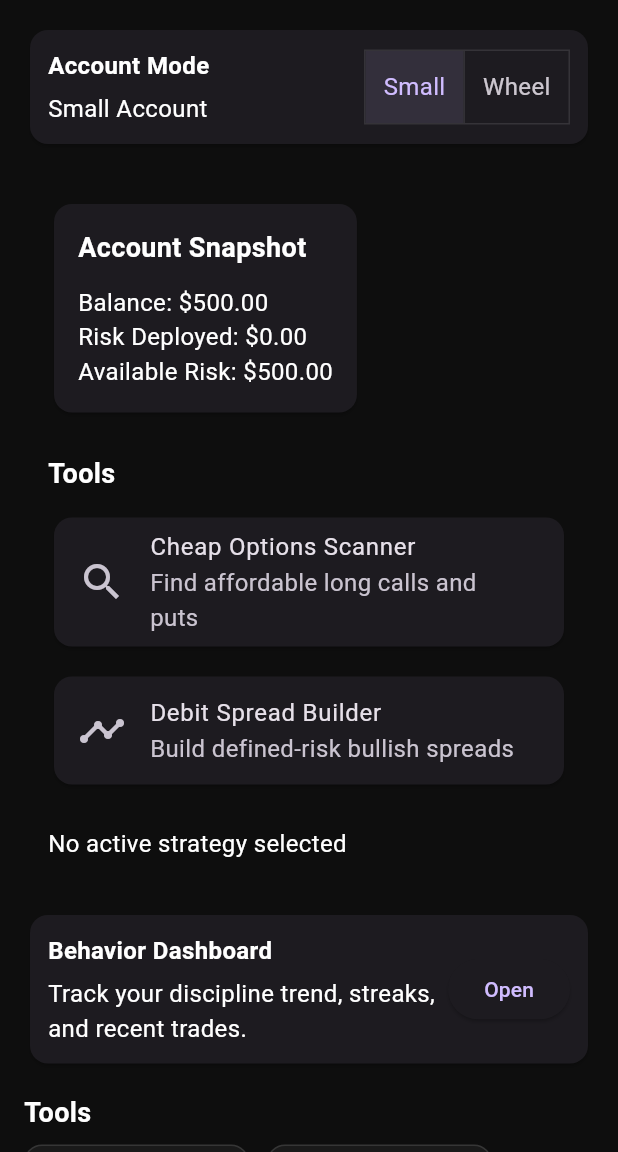
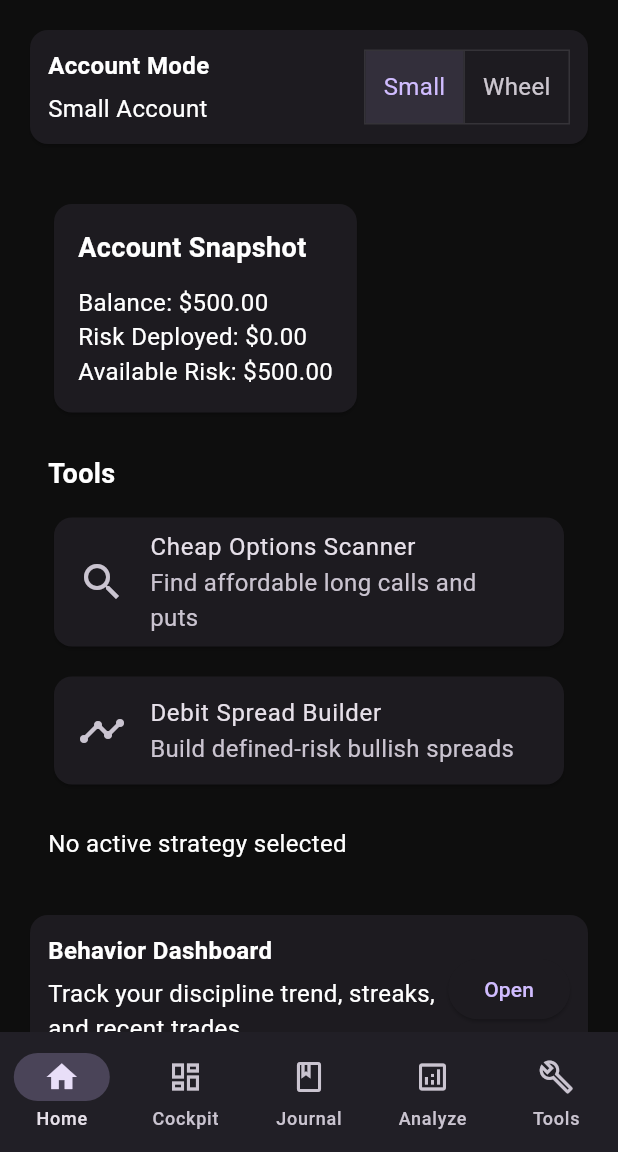
Before and after one commit to tbmobb813/RiskForm, a Flutter app: the screen it shows after launch, on a phone screen of 412 x 824 dp, the part 84-1236 px from its top. Run offline on Flutter 3.47's test engine with Material 3 defaults, Android fonts, the phone set to English and light mode, and no system bars; our stand-ins replace cloud_firestore, cloud_functions, csv, equatable, file_picker, firebase_auth and 5 more; accounts and stored records are empty.

Commit message:
feat(phase-1): Add persistent bottom NavigationBar + NavigationRail
Replaces the flat GoRouter list with StatefulShellRoute.indexedStack
giving each tab its own independent navigator with state preservation.
Adds AppShell with adaptive layout: NavigationBar on phone (<600px),
NavigationRail on tablet/web (>=600px).

Five navigation branches:
  0 · Home     → /            (DashboardScreen)
  1 · Cockpit  → /cockpit     (SmallAccountCockpitScreen)
                 /behavior, /small_account/* routes
  2 · Journal  → /journal     (JournalScreen)
                 journal/firestore, journal/attach_screenshot
  3 · Analyze  → /signals     (SignalEngineScreen, default)
                 /best-opps, /cloud/* backtest routes
  4 · Tools    → /planner     (StrategySelectorScreen, default)
                 trade-planner → payoff → risk-summary → save-plan
                 /import

Double-tapping a nav item pops to the branch root via goBranch
with initialLocation: true. NavigationRail uses the same destination
list as NavigationBar via a shared _NavDest record class. All existing
named routes preserved — zero call-site changes needed.

Co-Authored-By: Claude Sonnet 4.6 <noreply@anthropic.com>

```diff
--- a/lib/routing/app_router.dart
+++ b/lib/routing/app_router.dart
@@ -1,41 +1,229 @@
-import 'package:go_router/go_router.dart';
 import 'package:flutter/material.dart';
 import 'package:flutter_riverpod/flutter_riverpod.dart';
-import '../screens/signals/signal_engine_screen.dart';
+import 'package:go_router/go_router.dart';
+
+import '../behavior/behavior_dashboard_screen.dart';
+import '../journal/journal_list_screen.dart';
+import '../models/signal_planner_preset.dart';
+import '../screens/backtest/cloud_backtest_history_screen.dart';
+import '../screens/backtest/cloud_backtest_result_screen.dart';
+import '../screens/backtest/cloud_job_status_screen.dart';
 import '../screens/best_opps/best_opps_screen.dart';
+import '../screens/cockpit/debug/cockpit_debug_screen.dart';
+import '../screens/cockpit/small_account_cockpit_screen.dart';
+import '../screens/dashboard/dashboard_screen.dart';
 import '../screens/import/import_screen.dart';
-import '../models/signal_planner_preset.dart';
-import 'package:riskform/strategy_cockpit/strategies/small_account/services/cheap_options_scanner.dart';
-import 'package:riskform/strategy_cockpit/strategies/small_account/services/default_options_chain_service.dart';
-import 'package:riskform/strategy_cockpit/strategies/small_account/screens/scanner_screen.dart';
-import 'package:riskform/strategy_cockpit/strategies/small_account/screens/small_account_dashboard.dart';
-import 'package:riskform/strategy_cockpit/strategies/small_account/screens/strategy_dashboard_screen.dart';
-import '../screens/dashboard/dashboard_screen.dart';
-import '../screens/planner/strategy_selector/strategy_selector_screen.dart';
-import '../screens/planner/trade_planner/trade_planner_screen.dart';
+import '../screens/journal/attach_screenshot_screen.dart';
+import '../screens/journal/journal_screen.dart';
 import '../screens/planner/payoff/payoff_screen.dart';
 import '../screens/planner/risk_summary/risk_summary_screen.dart';
 import '../screens/planner/save_plan/save_plan_screen.dart';
-import '../screens/journal/journal_screen.dart';
-import '../journal/journal_list_screen.dart';
-import '../screens/backtest/cloud_job_status_screen.dart';
-import '../screens/backtest/cloud_backtest_result_screen.dart';
-import '../screens/backtest/cloud_backtest_history_screen.dart';
-import '../behavior/behavior_dashboard_screen.dart';
+import '../screens/planner/strategy_selector/strategy_selector_screen.dart';
+import '../screens/planner/trade_planner/trade_planner_screen.dart';
+import '../screens/signals/signal_engine_screen.dart';
+import 'app_shell.dart';
+import 'package:riskform/strategy_cockpit/strategies/small_account/screens/diagonal_builder_screen.dart';
+import 'package:riskform/strategy_cockpit/strategies/small_account/screens/scanner_screen.dart';
+import 'package:riskform/strategy_cockpit/strategies/small_account/screens/small_account_dashboard.dart';
 import 'package:riskform/strategy_cockpit/strategies/small_account/screens/spread_builder_screen.dart';
-import 'package:riskform/strategy_cockpit/strategies/small_account/screens/diagonal_builder_screen.dart';
-import '../screens/journal/attach_screenshot_screen.dart';
-import '../screens/cockpit/small_account_cockpit_screen.dart';
-import '../screens/cockpit/debug/cockpit_debug_screen.dart';
+import 'package:riskform/strategy_cockpit/strategies/small_account/screens/strategy_dashboard_screen.dart';
+import 'package:riskform/strategy_cockpit/strategies/small_account/services/cheap_options_scanner.dart';
+import 'package:riskform/strategy_cockpit/strategies/small_account/services/default_options_chain_service.dart';
 
 final GoRouter appRouter = GoRouter(
   initialLocation: '/',
+  routes: [
+    StatefulShellRoute.indexedStack(
+      builder: (context, state, shell) => AppShell(shell: shell),
+      branches: [
+        // ── Branch 0 · Home ───────────────────────────────────────────────
+        StatefulShellBranch(
           routes: [
             GoRoute(
               path: '/',
               name: 'dashboard',
               builder: (context, state) => const DashboardScreen(),
             ),
+          ],
+        ),
+
+        // ── Branch 1 · Cockpit ────────────────────────────────────────────
+        StatefulShellBranch(
+          initialLocation: '/cockpit',
+          routes: [
+            GoRoute(
+              path: '/cockpit',
+              name: 'cockpit',
+              builder: (context, state) => const SmallAccountCockpitScreen(),
+              routes: [
+                GoRoute(
+                  path: 'debug',
+                  name: 'cockpit_debug',
+                  builder: (context, state) => const CockpitDebugScreen(),
+                ),
+              ],
+            ),
+            GoRoute(
+              path: '/behavior',
+              name: 'behavior',
+              builder: (context, state) => const BehaviorDashboardScreen(),
+            ),
+            GoRoute(
+              path: '/small_account',
+              name: 'small_account_root',
+              builder: (context, state) => const SmallAccountDashboard(),
+            ),
+            GoRoute(
+              path: '/small_account/dashboard',
+              name: 'small_account_dashboard',
+              builder: (context, state) => const SmallAccountDashboard(),
+            ),
+            GoRoute(
+              path: '/small_account/strategy_dashboard',
+              name: 'small_account_strategy_dashboard',
+              builder: (context, state) => const StrategyDashboardScreen(),
+            ),
+            GoRoute(
+              path: '/small_account/scanner',
+              name: 'small_account_scanner_root',
+              builder: (context, state) => Scaffold(
+                appBar: AppBar(title: const Text('Scanner')),
+                body: const Center(
+                  child: Padding(
+                    padding: EdgeInsets.all(24),
+                    child: Text(
+                      'Open the scanner from the Small Account Dashboard.',
+                    ),
+                  ),
+                ),
+              ),
+            ),
+            GoRoute(
+              path: '/small_account/scanner/:ticker',
+              name: 'small_account_scanner',
+              builder: (context, state) {
+                final ticker = state.pathParameters['ticker']!;
+                final svc = state.extra is OptionsChainService
+                    ? state.extra as OptionsChainService
+                    : ProviderScope.containerOf(
+                        context,
+                      ).read(defaultOptionsChainServiceProvider);
+                return ScannerScreen(chainService: svc, ticker: ticker);
+              },
+            ),
+            GoRoute(
+              path: '/small_account/spread_builder',
+              name: 'small_account_spread_builder_root',
+              builder: (context, state) => Scaffold(
+                appBar: AppBar(title: const Text('Spread Builder')),
+                body: const Center(
+                  child: Padding(
+                    padding: EdgeInsets.all(24),
+                    child: Text(
+                      'Open the spread builder from the Small Account Dashboard.',
+                    ),
+                  ),
+                ),
+              ),
+            ),
+            GoRoute(
+              path: '/small_account/spread_builder/:ticker',
+              name: 'small_account_spread_builder',
+              builder: (context, state) {
+                final ticker = state.pathParameters['ticker']!;
+                final svc = state.extra is OptionsChainService
+                    ? state.extra as OptionsChainService
+                    : ProviderScope.containerOf(
+                        context,
+                      ).read(defaultOptionsChainServiceProvider);
+                return SpreadBuilderScreen(chainService: svc, ticker: ticker);
+              },
+            ),
+            GoRoute(
+              path: '/small_account/diagonal_builder/:ticker',
+              name: 'small_account_diagonal_builder',
+              builder: (context, state) {
+                final ticker = state.pathParameters['ticker']!;
+                final svc = state.extra is OptionsChainService
+                    ? state.extra as OptionsChainService
+                    : ProviderScope.containerOf(
+                        context,
+                      ).read(defaultOptionsChainServiceProvider);
+                return DiagonalBuilderScreen(chainService: svc, ticker: ticker);
+              },
+            ),
+          ],
+        ),
+
+        // ── Branch 2 · Journal ────────────────────────────────────────────
+        StatefulShellBranch(
+          initialLocation: '/journal',
+          routes: [
+            GoRoute(
+              path: '/journal',
+              name: 'journal',
+              builder: (context, state) => const JournalScreen(),
+              routes: [
+                GoRoute(
+                  path: 'firestore',
+                  name: 'journalFirestore',
+                  builder: (context, state) => const JournalListScreen(),
+                ),
+                GoRoute(
+                  path: 'attach_screenshot',
+                  name: 'attach_screenshot',
+                  builder: (context, state) => const AttachScreenshotScreen(),
+                ),
+              ],
+            ),
+          ],
+        ),
+
+        // ── Branch 3 · Analyze ────────────────────────────────────────────
+        StatefulShellBranch(
+          initialLocation: '/signals',
+          routes: [
+            GoRoute(
+              path: '/signals',
+              name: 'signal_engine',
+              builder: (context, state) => const SignalEngineScreen(),
+            ),
+            GoRoute(
+              path: '/best-opps',
+              name: 'best_opps',
+              builder: (context, state) => const BestOppsScreen(),
+            ),
+            GoRoute(
+              path: '/cloud/history/:userId',
+              name: 'cloudHistory',
+              builder: (context, state) {
+                final userId = state.pathParameters['userId']!;
+                return CloudBacktestHistoryScreen(userId: userId);
+              },
+            ),
+            GoRoute(
+              path: '/cloud/job/:jobId',
+              name: 'cloudJobStatus',
+              builder: (context, state) {
+                final jobId = state.pathParameters['jobId']!;
+                return CloudJobStatusScreen(jobId: jobId);
+              },
+            ),
+            GoRoute(
+              path: '/cloud/result/:jobId',
+              name: 'cloudResult',
+              builder: (context, state) {
+                final jobId = state.pathParameters['jobId']!;
+                return CloudBacktestResultScreen.fromJobId(jobId: jobId);
+              },
+            ),
+          ],
+        ),
+
+        // ── Branch 4 · Tools ──────────────────────────────────────────────
+        StatefulShellBranch(
+          initialLocation: '/planner',
+          routes: [
             GoRoute(
               path: '/planner',
               name: 'planner',
@@ -66,172 +254,13 @@ final GoRouter appRouter = GoRouter(
               builder: (context, state) => const SavePlanScreen(),
             ),
             GoRoute(
-      path: '/journal',
-      name: 'journal',
-      builder: (context, state) => const JournalScreen(),
-    ),
-    GoRoute(
-      path: '/journal/firestore',
-      name: 'journalFirestore',
-      builder: (context, state) => const JournalListScreen(),
-    ),
-    // Cloud Backtest Routes
-    GoRoute(
-      path: '/cloud/job/:jobId',
-      name: 'cloudJobStatus',
-      builder: (context, state) {
-        final jobId = state.pathParameters['jobId']!;
-        return CloudJobStatusScreen(jobId: jobId);
-      },
-    ),
-    GoRoute(
-      path: '/cloud/result/:jobId',
-      name: 'cloudResult',
-      builder: (context, state) {
-        final jobId = state.pathParameters['jobId']!;
-        return CloudBacktestResultScreen.fromJobId(jobId: jobId);
-      },
-    ),
-    GoRoute(
-      path: '/cloud/history/:userId',
-      name: 'cloudHistory',
-      builder: (context, state) {
-        final userId = state.pathParameters['userId']!;
-        return CloudBacktestHistoryScreen(userId: userId);
-      },
-    ),
-    GoRoute(
-      path: '/behavior',
-      name: 'behavior',
-      builder: (context, state) => const BehaviorDashboardScreen(),
-    ),
-    // Small Account Cockpit - Unified discipline-first dashboard
-    GoRoute(
-      path: '/cockpit',
-      name: 'cockpit',
-      builder: (context, state) => const SmallAccountCockpitScreen(),
-    ),
-    // Cockpit Debug Screen (for testing)
-    GoRoute(
-      path: '/debug/cockpit',
-      name: 'cockpit_debug',
-      builder: (context, state) => const CockpitDebugScreen(),
-    ),
-    GoRoute(
-      path: '/small_account/spread_builder/:ticker',
-      name: 'small_account_spread_builder',
-      builder: (context, state) {
-        final ticker = state.pathParameters['ticker']!;
-        final extra = state.extra;
-
-        final svc = extra is OptionsChainService
-            ? extra
-            : ProviderScope.containerOf(
-                context,
-              ).read(defaultOptionsChainServiceProvider);
-
-        return SpreadBuilderScreen(chainService: svc, ticker: ticker);
-      },
-    ),
-    GoRoute(
-      path: '/small_account/diagonal_builder/:ticker',
-      name: 'small_account_diagonal_builder',
-      builder: (context, state) {
-        final ticker = state.pathParameters['ticker']!;
-        final extra = state.extra;
-        final svc = extra is OptionsChainService
-            ? extra
-            : ProviderScope.containerOf(
-                context,
-              ).read(defaultOptionsChainServiceProvider);
-        return DiagonalBuilderScreen(chainService: svc, ticker: ticker);
-      },
-    ),
-    GoRoute(
-      path: '/small_account/scanner/:ticker',
-      name: 'small_account_scanner',
-      builder: (context, state) {
-        final ticker = state.pathParameters['ticker']!;
-        final extra = state.extra;
-
-        final svc = extra is OptionsChainService
-            ? extra
-            : ProviderScope.containerOf(
-                context,
-              ).read(defaultOptionsChainServiceProvider);
-
-        return ScannerScreen(chainService: svc, ticker: ticker);
-      },
-    ),
-    // Self-contained Small Account mode routes
-    GoRoute(
-      path: '/small_account',
-      name: 'small_account_root',
-      builder: (context, state) => const SmallAccountDashboard(),
-    ),
-    GoRoute(
-      path: '/small_account/dashboard',
-      name: 'small_account_dashboard',
-      builder: (context, state) => const SmallAccountDashboard(),
-    ),
-    GoRoute(
-      path: '/small_account/scanner',
-      name: 'small_account_scanner_root',
-      builder: (context, state) {
-        return Scaffold(
-          appBar: AppBar(title: const Text('Scanner')),
-          body: Center(
-            child: Padding(
-              padding: const EdgeInsets.all(24.0),
-              child: Text(
-                'Open the scanner from the Small Account Dashboard or navigate to /small_account/scanner/<TICKER> with an OptionsChainService provided in navigation extra.',
-              ),
-            ),
-          ),
-        );
-      },
-    ),
-    GoRoute(
-      path: '/small_account/spread_builder',
-      name: 'small_account_spread_builder_root',
-      builder: (context, state) {
-        return Scaffold(
-          appBar: AppBar(title: const Text('Spread Builder')),
-          body: Center(
-            child: Padding(
-              padding: const EdgeInsets.all(24.0),
-              child: Text(
-                'Open the spread builder from the Small Account Dashboard or navigate to /small_account/spread_builder/<TICKER> with an OptionsChainService provided in navigation extra.',
-              ),
-            ),
-          ),
-        );
-      },
-    ),
-    GoRoute(
-      path: '/small_account/strategy_dashboard',
-      name: 'small_account_strategy_dashboard',
-      builder: (context, state) => const StrategyDashboardScreen(),
-    ),
-    GoRoute(
-      path: '/journal/attach_screenshot',
-      name: 'attach_screenshot',
-      builder: (context, state) => const AttachScreenshotScreen(),
-    ),
-    GoRoute(
-      path: '/signals',
-      name: 'signal_engine',
-      builder: (context, state) => const SignalEngineScreen(),
-    ),
-    GoRoute(
-      path: '/best-opps',
-      name: 'best_opps',
-      builder: (context, state) => const BestOppsScreen(),
-    ),
-    GoRoute(
               path: '/import',
               name: 'import_trades',
               builder: (context, state) => const ImportScreen(),
             ),
           ],
+        ),
+      ],
+    ),
+  ],
 );
--- /dev/null
+++ b/lib/routing/app_shell.dart
@@ -0,0 +1,101 @@
+import 'package:flutter/material.dart';
+import 'package:go_router/go_router.dart';
+
+/// Persistent navigation shell — bottom bar on phone, rail on tablet/web.
+class AppShell extends StatelessWidget {
+  final StatefulNavigationShell shell;
+
+  const AppShell({super.key, required this.shell});
+
+  static const _destinations = [
+    _NavDest(label: 'Home', icon: Icons.home_outlined, activeIcon: Icons.home),
+    _NavDest(
+      label: 'Cockpit',
+      icon: Icons.dashboard_outlined,
+      activeIcon: Icons.dashboard,
+    ),
+    _NavDest(
+      label: 'Journal',
+      icon: Icons.book_outlined,
+      activeIcon: Icons.book,
+    ),
+    _NavDest(
+      label: 'Analyze',
+      icon: Icons.analytics_outlined,
+      activeIcon: Icons.analytics,
+    ),
+    _NavDest(
+      label: 'Tools',
+      icon: Icons.build_outlined,
+      activeIcon: Icons.build,
+    ),
+  ];
+
+  void _onTap(int index) {
+    if (shell.currentIndex == index) {
+      // Pop to root of the current branch on double-tap
+      shell.goBranch(index, initialLocation: true);
+    } else {
+      shell.goBranch(index);
+    }
+  }
+
+  @override
+  Widget build(BuildContext context) {
+    final width = MediaQuery.sizeOf(context).width;
+    final useRail = width >= 600;
+
+    if (useRail) {
+      return Scaffold(
+        body: Row(
+          children: [
+            NavigationRail(
+              selectedIndex: shell.currentIndex,
+              onDestinationSelected: _onTap,
+              labelType: NavigationRailLabelType.all,
+              destinations: _destinations
+                  .map(
+                    (d) => NavigationRailDestination(
+                      icon: Icon(d.icon),
+                      selectedIcon: Icon(d.activeIcon),
+                      label: Text(d.label),
+                    ),
+                  )
+                  .toList(),
+            ),
+            const VerticalDivider(thickness: 1, width: 1),
+            Expanded(child: shell),
+          ],
+        ),
+      );
+    }
+
+    return Scaffold(
+      body: shell,
+      bottomNavigationBar: NavigationBar(
+        selectedIndex: shell.currentIndex,
+        onDestinationSelected: _onTap,
+        destinations: _destinations
+            .map(
+              (d) => NavigationDestination(
+                icon: Icon(d.icon),
+                selectedIcon: Icon(d.activeIcon),
+                label: d.label,
+              ),
+            )
+            .toList(),
+      ),
+    );
+  }
+}
+
+class _NavDest {
+  final String label;
+  final IconData icon;
+  final IconData activeIcon;
+  const _NavDest({
+    required this.label,
+    required this.icon,
+    required this.activeIcon,
+  });
+}
```
Lines whose indentation alone changed are shown as unchanged.
